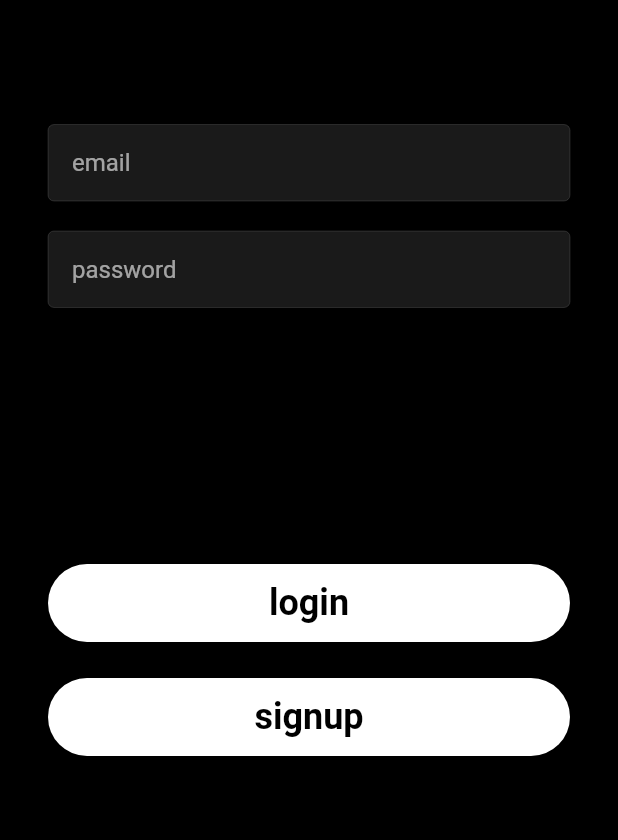
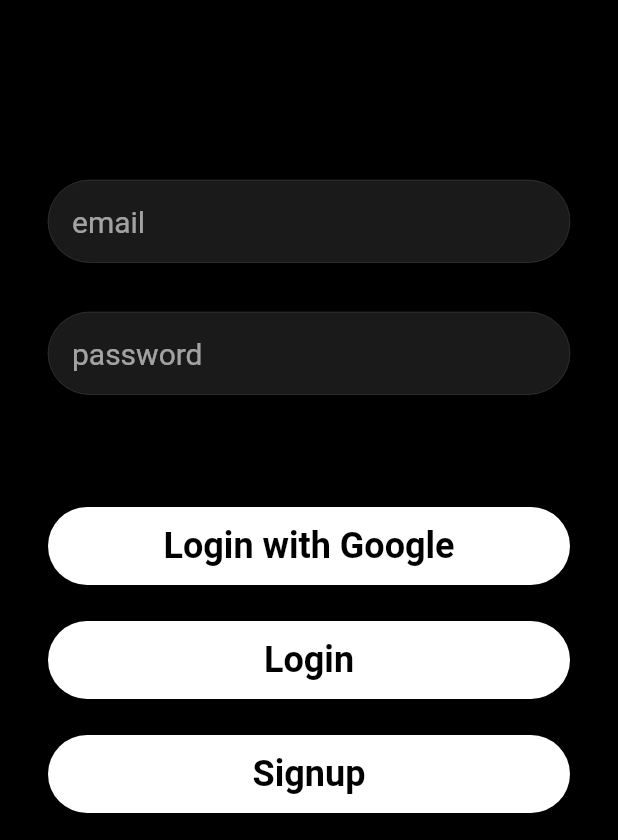
Before and after one commit to jumbyjumbo/flutter_firebase_app, a Flutter app: the screen it shows after launch, on a phone screen of 412 x 824 dp, the part 396-1236 px from its top. Run offline on Flutter 3.47's test engine with Material 2 defaults, Android fonts, the phone set to English and light mode, and no system bars; our stand-ins replace cloud_firestore, firebase_auth, firebase_core, flutter_svg; accounts and stored records are empty.

Commit message:
add button.dart

```diff
--- a/lib/screens/login_screen.dart
+++ b/lib/screens/login_screen.dart
@@ -1,9 +1,10 @@
 import 'package:flutter/material.dart';
 import 'package:instagram_flutter/ressources/auth_methods.dart';
-import 'package:instagram_flutter/utils/colors.dart';
+import 'package:instagram_flutter/widgets/button.dart';
 import 'package:instagram_flutter/widgets/text_field_input.dart';
 import 'package:instagram_flutter/utils/logo.dart';
 import 'package:instagram_flutter/screens/signup_screen.dart';
+import 'package:instagram_flutter/screens/landing_screen.dart';
 
 class LoginScreen extends StatefulWidget {
   const LoginScreen({super.key});
@@ -25,6 +26,20 @@ class _LoginScreenState extends State<LoginScreen> {
     super.dispose();
   }
 
+  void _handleSignIn(String signInResult) {
+    if (signInResult == "success") {
+      Navigator.push(
+        context,
+        MaterialPageRoute(builder: (context) => const LandingScreen()),
+      );
+    } else {
+      // Show an error message or handle the sign-in failure in another way, e.g. using a SnackBar
+      ScaffoldMessenger.of(context).showSnackBar(
+        SnackBar(content: Text(signInResult)),
+      );
+    }
+  }
+
   @override
   Widget build(BuildContext context) {
     return Scaffold(
@@ -41,77 +56,22 @@ class _LoginScreenState extends State<LoginScreen> {
                 child: Logo(),
               ),
 
-              //fast login with apple, google and facebook
-              // Expanded(
-              //   flex: 20,
-              //   child: Padding(
-              //     padding: const EdgeInsets.all(44.0),
-              //     child: Row(
-              //       children: [
-              //         Expanded(
-              //           child: Container(
-              //             decoration: const BoxDecoration(
-              //               shape: BoxShape.circle,
-              //               color: Colors.yellow,
-              //             ),
-              //           ),
-              //         ),
-              //         Expanded(
-              //           child: IconButton(
-              //             onPressed: () {
-              //               // AuthMethods().signInWithGoogle();
-              //             },
-              //             style: IconButton.styleFrom(
-              //               backgroundColor: primaryColor,
-              //               shape: const CircleBorder(),
-              //             ),
-              //             icon: const ImageIcon(
-              //               AssetImage('assets/google_logo.png'),
-              //             ),
-              //           ),
-              //         ),
-              //         Expanded(
-              //           child: Container(
-              //             decoration: const BoxDecoration(
-              //               shape: BoxShape.circle,
-              //               color: Colors.blue,
-              //             ),
-              //           ),
-              //         ),
-              //       ],
-              //     ),
-              //   ),
-              // ),
-              // spacer
-
+              //spacer
               const SizedBox(
                 height: 32,
               ),
+
               //inputs
               Expanded(
                 child: Column(
                   mainAxisAlignment: MainAxisAlignment.center,
                   crossAxisAlignment: CrossAxisAlignment.center,
                   children: [
-                    //input username
-                    Visibility(
-                      maintainSize: true,
-                      maintainAnimation: true,
-                      maintainState: true,
-                      visible: false,
-                      child: Expanded(
-                        flex: 1,
-                        child: TextFieldInput(
-                          textEditingController: _usernameController,
-                          hintText: 'username',
-                          textInputType: TextInputType.text,
-                        ),
-                      ),
-                    ),
+                    //input username placeholder
+                    const Expanded(child: SizedBox()),
 
                     //input email
                     Expanded(
-                      flex: 1,
                       child: TextFieldInput(
                         textEditingController: _emailController,
                         hintText: 'email',
@@ -121,7 +81,6 @@ class _LoginScreenState extends State<LoginScreen> {
 
                     //input password
                     Expanded(
-                      flex: 2,
                       child: TextFieldInput(
                         textEditingController: _passwordController,
                         hintText: 'password',
@@ -132,39 +91,36 @@ class _LoginScreenState extends State<LoginScreen> {
                   ],
                 ),
               ),
+
               //buttons
               Expanded(
                 child: Column(
                   mainAxisAlignment: MainAxisAlignment.center,
                   crossAxisAlignment: CrossAxisAlignment.center,
                   children: [
+                    //login with google
+                    GestureDetector(
+                      onTap: () {
+                        Navigator.push(
+                          context,
+                          MaterialPageRoute(
+                              builder: (context) => const SignupScreen()),
+                        );
+                      },
+                      child: const MyButton(buttonText: 'Login with Google'),
+                    ),
+
                     //login
                     GestureDetector(
-                      onTap: () async {
-                        await AuthMethods().signInUser(
-                          email: _emailController.text,
-                          password: _passwordController.text,
-                        );
+                      onTap: () {
+                        AuthMethods()
+                            .signInUser(
+                              email: _emailController.text,
+                              password: _passwordController.text,
+                            )
+                            .then(_handleSignIn);
                       },
-                      child: Container(
-                        margin: const EdgeInsets.only(top: 24),
-                        padding: const EdgeInsets.symmetric(vertical: 12),
-                        width: double.infinity,
-                        alignment: Alignment.center,
-                        decoration: const ShapeDecoration(
-                          shape: RoundedRectangleBorder(
-                            borderRadius: BorderRadius.all(
-                              Radius.circular(32),
-                            ),
-                          ),
-                          color: primaryColor,
-                        ),
-                        child: const Text('login',
-                            style: TextStyle(
-                                color: mobileBackgroundColor,
-                                fontWeight: FontWeight.bold,
-                                fontSize: 24)),
-                      ),
+                      child: const MyButton(buttonText: 'Login'),
                     ),
 
                     //signup
@@ -176,25 +132,7 @@ class _LoginScreenState extends State<LoginScreen> {
                               builder: (context) => const SignupScreen()),
                         );
                       },
-                      child: Container(
-                        margin: const EdgeInsets.only(top: 24),
-                        padding: const EdgeInsets.symmetric(vertical: 12),
-                        width: double.infinity,
-                        alignment: Alignment.center,
-                        decoration: const ShapeDecoration(
-                          shape: RoundedRectangleBorder(
-                            borderRadius: BorderRadius.all(
-                              Radius.circular(32),
-                            ),
-                          ),
-                          color: primaryColor,
-                        ),
-                        child: const Text('signup',
-                            style: TextStyle(
-                                color: mobileBackgroundColor,
-                                fontWeight: FontWeight.bold,
-                                fontSize: 24)),
-                      ),
+                      child: const MyButton(buttonText: 'Signup'),
                     ),
                   ],
                 ),
--- /dev/null
+++ b/lib/widgets/button.dart
@@ -0,0 +1,30 @@
+import 'package:flutter/material.dart';
+import 'package:instagram_flutter/utils/colors.dart';
+
+class MyButton extends StatelessWidget {
+  const MyButton({super.key, required this.buttonText});
+  final String buttonText;
+
+  @override
+  Widget build(BuildContext context) {
+    return Container(
+      margin: const EdgeInsets.only(top: 24),
+      padding: const EdgeInsets.symmetric(vertical: 12),
+      width: double.infinity,
+      alignment: Alignment.center,
+      decoration: const ShapeDecoration(
+        shape: RoundedRectangleBorder(
+          borderRadius: BorderRadius.all(
+            Radius.circular(32),
+          ),
+        ),
+        color: primaryColor,
+      ),
+      child: Text(buttonText,
+          style: const TextStyle(
+              color: mobileBackgroundColor,
+              fontWeight: FontWeight.bold,
+              fontSize: 24)),
+    );
+  }
+}
--- a/lib/widgets/text_field_input.dart
+++ b/lib/widgets/text_field_input.dart
@@ -15,10 +15,12 @@ class TextFieldInput extends StatelessWidget {
   @override
   Widget build(BuildContext context) {
     final inputBorder = OutlineInputBorder(
+      borderRadius: BorderRadius.circular(32),
       borderSide: Divider.createBorderSide(context),
     );
 
     return TextField(
+      style: const TextStyle(fontSize: 20),
       controller: textEditingController,
       decoration: InputDecoration(
         hintText: hintText,
--- a/pubspec.yaml
+++ b/pubspec.yaml
@@ -53,7 +53,7 @@ flutter:
   uses-material-design: true
   # To add assets to your application, add an assets section, like this:
   assets:
-    - assets/logo.svg
+    - assets/
   # An image asset can refer to one or more resolution-specific "variants", see
   # https://flutter.dev/assets-and-images/#resolution-aware
   # For details regarding adding assets from package dependencies, see
```
Also changed, not shown: lib/screens/landing_screen.dart (added, +33 -0 lines), lib/screens/signup_screen.dart (+26 -52 lines), lib/widgets/signup_inputs.dart (added).
